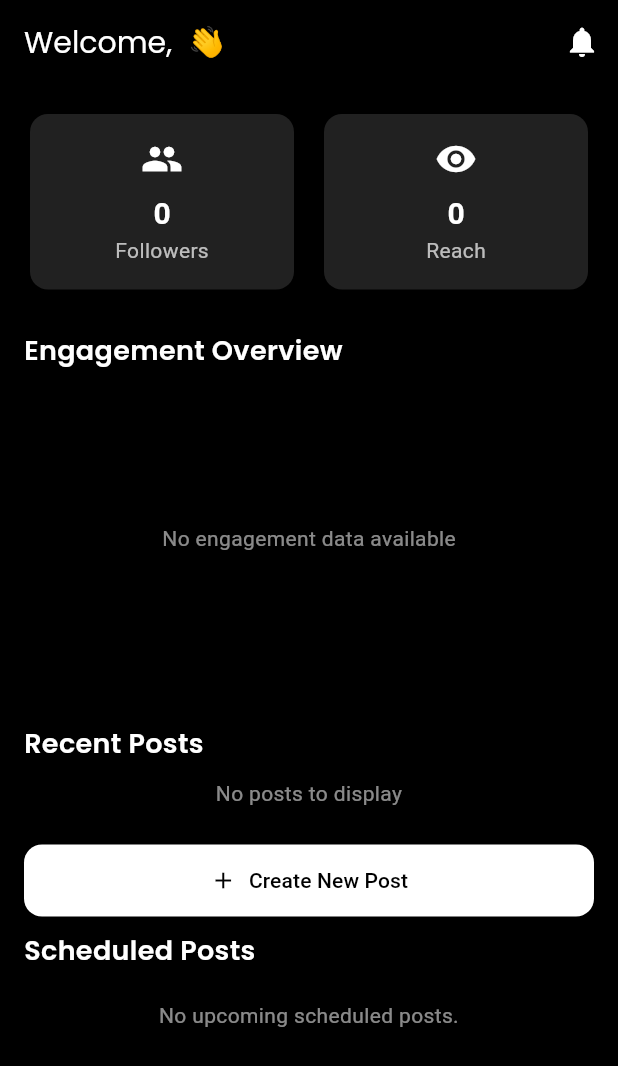
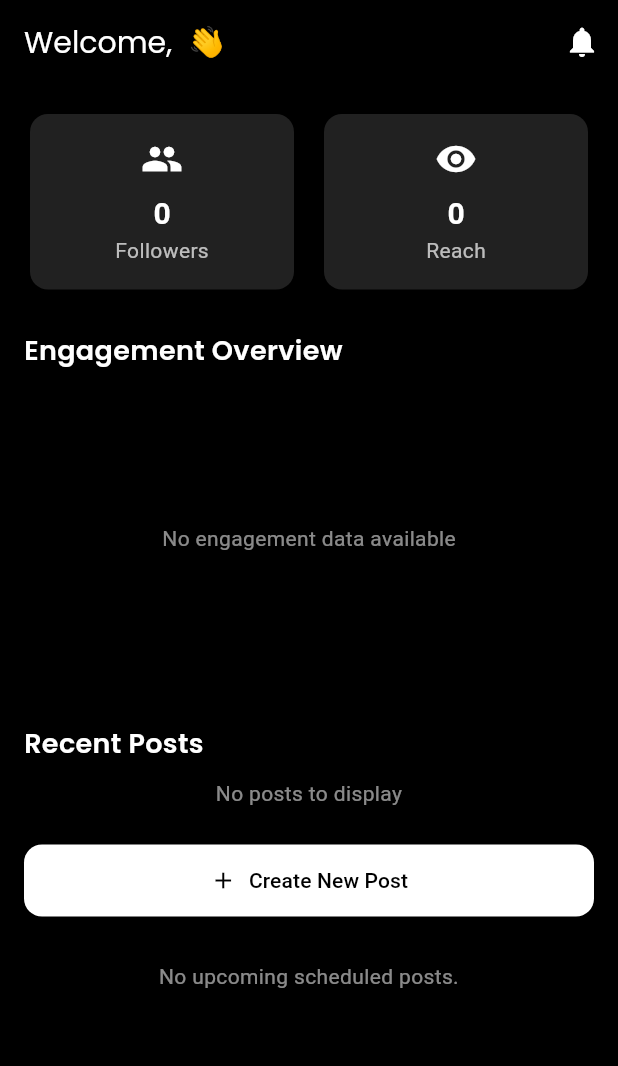
Before and after one commit to kartikkumarofficial/dashsocial, a Flutter app: the HomeScreen screen opened directly, on a phone screen of 412 x 824 dp. Shown: the top 1066 px of the screen. Run offline on Flutter 3.47's test engine with Material 3 defaults, Android fonts, the phone set to English and light mode, and no system bars; our stand-ins replace file_picker, fl_chart, flutter_datetime_picker_plus, get, glassmorphism, google_fonts and 3 more; accounts and stored records are empty; network calls fail.

Commit message:
Refactor: Remove "Scheduled Posts" text from home screen
This commit removes the static "Scheduled Posts" text label from `lib/presentation/screens/home_screen.dart`. The scheduled posts themselves are still displayed via the `StreamBuilder`.

```diff
--- a/lib/presentation/screens/home_screen.dart
+++ b/lib/presentation/screens/home_screen.dart
@@ -223,14 +223,7 @@ class _HomeScreenState extends State<HomeScreen> {
               ),
             ),
             SizedBox(height: 10,),
-            Text(
-              "Scheduled Posts",
-              style: GoogleFonts.poppins(
-                color: Colors.white,
-                fontSize: 18,
-                fontWeight: FontWeight.w600,
-              ),
-            ),
+
             SizedBox(height: 10),
             StreamBuilder<List<Map<String, dynamic>>>(
               stream: getScheduledPosts(),
```
